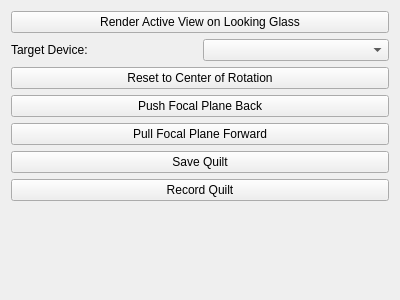
Old version of the form Plugins/LookingGlass/pqLookingGlassDockPanel.ui in the repository Kitware/ParaView.
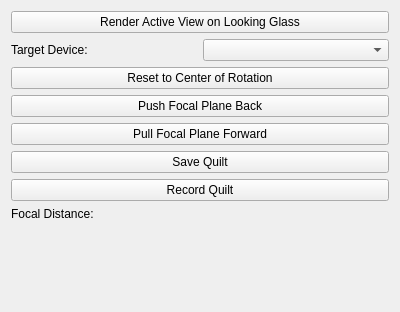
New version of the form. Custom widgets are drawn as their Qt base class.

Commit message:
Looking glass: add a slider for focal distance
This allows the user to interactively determine the ideal focal distance in
order to make the image on the looking glass device appear crisp.

```diff
--- a/Plugins/LookingGlass/pqLookingGlassDockPanel.ui
+++ b/Plugins/LookingGlass/pqLookingGlassDockPanel.ui
@@ -7,7 +7,7 @@
     <x>0</x>
     <y>0</y>
     <width>400</width>
-    <height>300</height>
+    <height>312</height>
    </rect>
   </property>
   <property name="windowTitle">
@@ -70,6 +70,20 @@
      </property>
     </widget>
    </item>
+   <item>
+    <layout class="QHBoxLayout" name="FocalDistanceLayout">
+     <item>
+      <widget class="QLabel" name="FocalDistanceLabel">
+       <property name="text">
+        <string>Focal Distance:</string>
+       </property>
+      </widget>
+     </item>
+     <item>
+      <widget class="pqDoubleRangeWidget" name="FocalDistance" native="true"/>
+     </item>
+    </layout>
+   </item>
    <item>
     <spacer name="verticalSpacer">
      <property name="orientation">
@@ -85,6 +99,14 @@
    </item>
   </layout>
  </widget>
+ <customwidgets>
+  <customwidget>
+   <class>pqDoubleRangeWidget</class>
+   <extends>QWidget</extends>
+   <header>pqDoubleRangeWidget.h</header>
+   <container>1</container>
+  </customwidget>
+ </customwidgets>
  <resources/>
  <connections/>
 </ui>
```
The commit also changes 2 other files.
